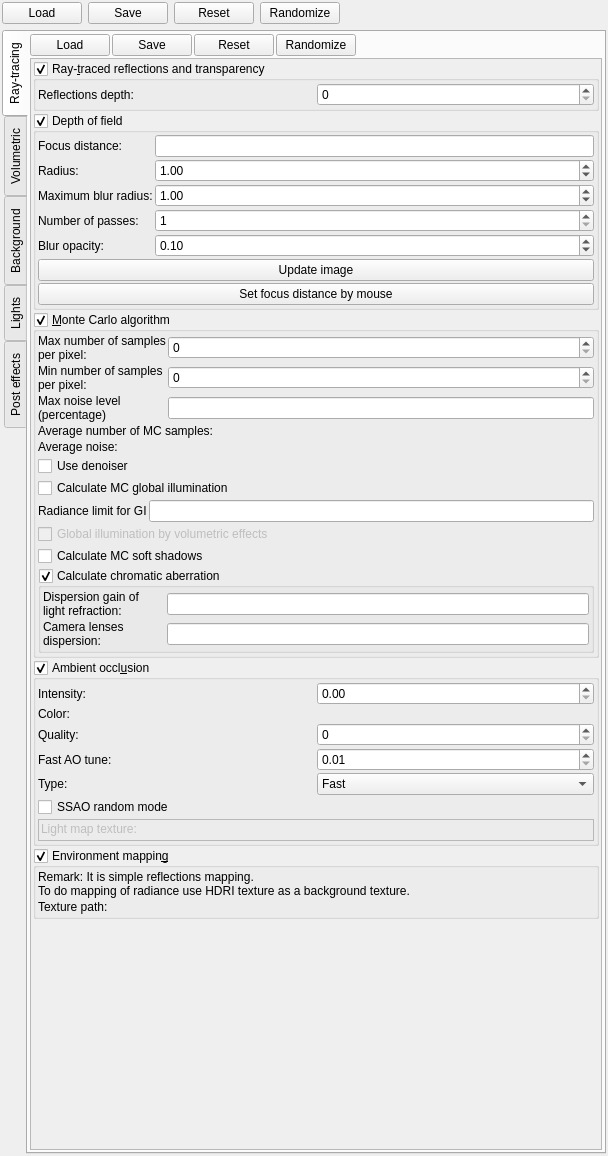
Above: mandelbulber2/qt/dock_effects.ui from buddhi1980/mandelbulber2 before the change. Below: the same form after it.
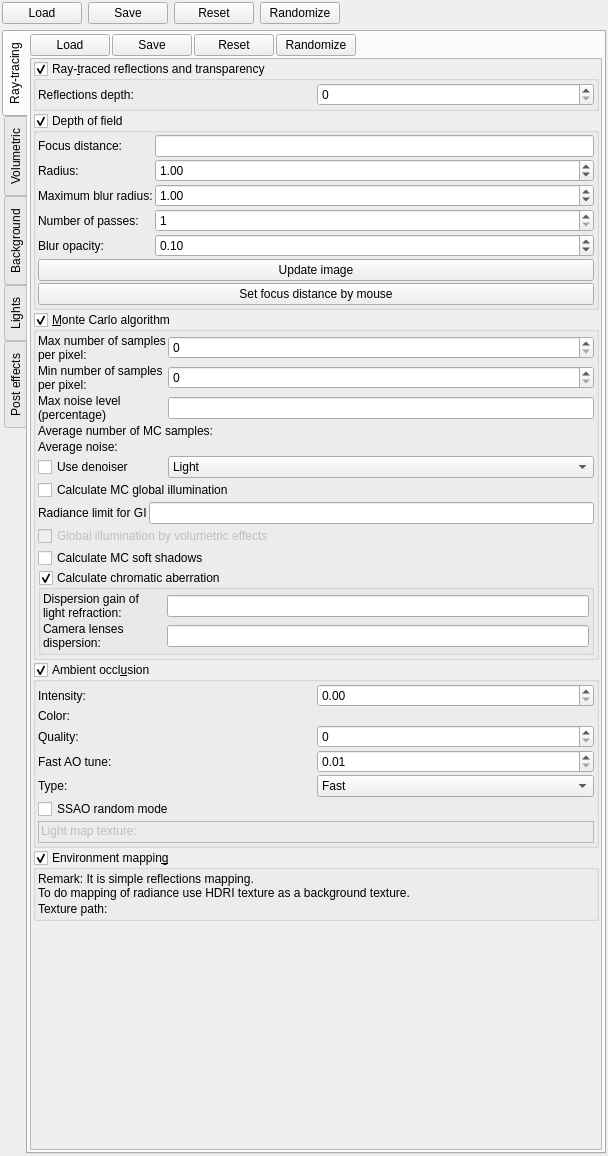
That is the form after the change. Icons and pictures are not drawn. Custom widgets are drawn as their Qt base class.

Patch:
```diff
--- a/mandelbulber2/qt/dock_effects.ui
+++ b/mandelbulber2/qt/dock_effects.ui
@@ -609,6 +609,31 @@
                   </property>
                  </widget>
                 </item>
+                <item row="5" column="1">
+                 <widget class="MyComboBox" name="comboBox_MC_denoiser_strength">
+                  <property name="sizePolicy">
+                   <sizepolicy hsizetype="Preferred" vsizetype="Maximum">
+                    <horstretch>0</horstretch>
+                    <verstretch>0</verstretch>
+                   </sizepolicy>
+                  </property>
+                  <item>
+                   <property name="text">
+                    <string>Light</string>
+                   </property>
+                  </item>
+                  <item>
+                   <property name="text">
+                    <string>Medium</string>
+                   </property>
+                  </item>
+                  <item>
+                   <property name="text">
+                    <string>Strong</string>
+                   </property>
+                  </item>
+                 </widget>
+                </item>
                </layout>
               </item>
               <item>
```
Left out of the diff: 14 changed lines with no effect on the pictures.
